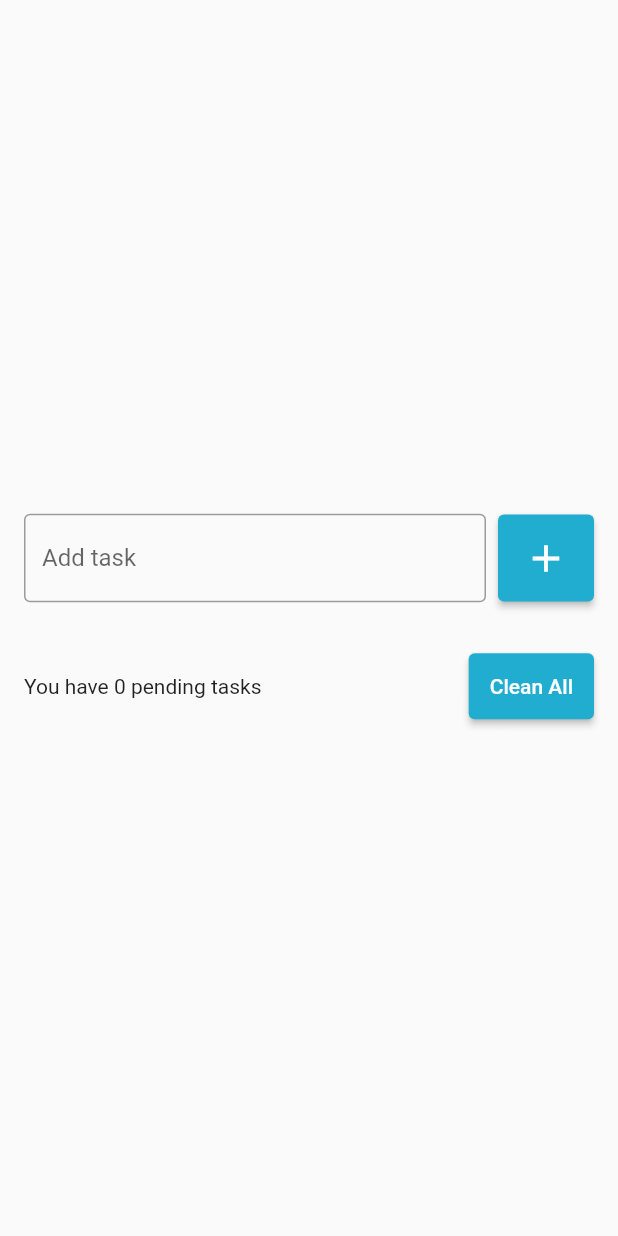
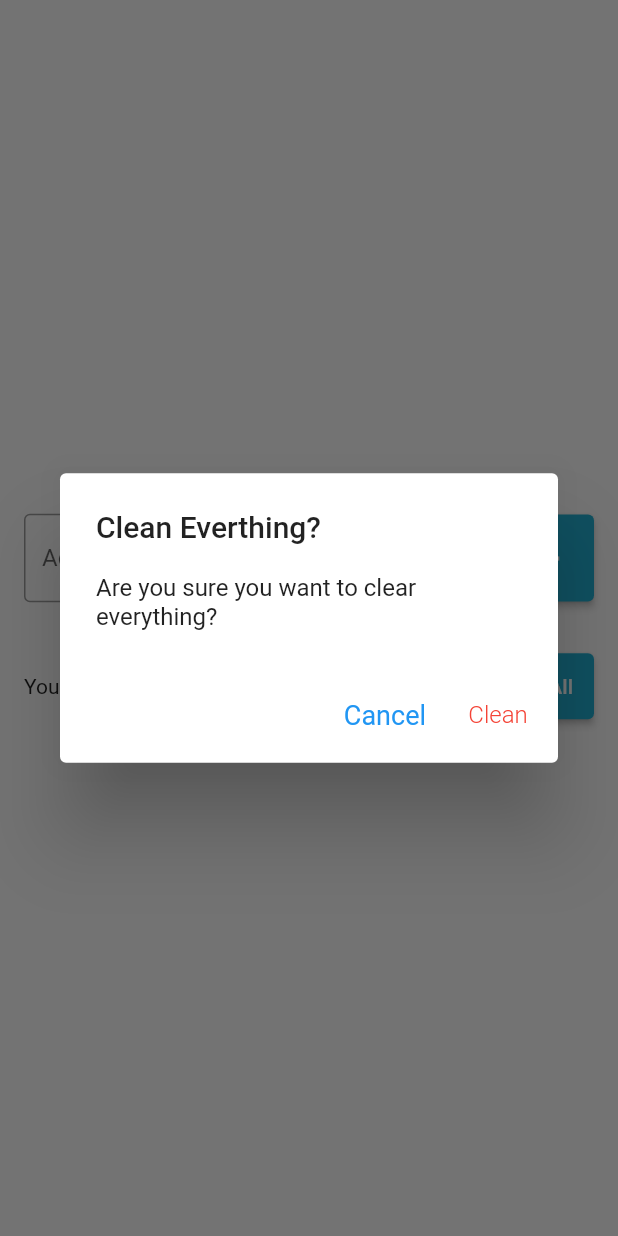
Before and after one commit to PriscilaFonseca/To-do-list-with-Flutter, a Flutter app: the screen it shows after launch, after a tap on "Clean All", on a phone screen of 412 x 824 dp. Run offline on Flutter 3.47's test engine with Material 2 defaults, Android fonts, the phone set to English and light mode, and no system bars; our stand-ins replace flutter_slidable.

Commit message:
clean everything button

```diff
--- a/lib/pages/to_do_list_page_widget.dart
+++ b/lib/pages/to_do_list_page_widget.dart
@@ -13,6 +13,8 @@ class _TodoListPageState extends State<TodoListPage> {
   final TextEditingController tasksController = TextEditingController();
 
   final List<Tasks> _tasks = [];
+  Tasks? deletedTasks;
+  int? deletedTasksPosition;
 
   @override
   Widget build(BuildContext context) {
@@ -94,7 +96,7 @@ class _TodoListPageState extends State<TodoListPage> {
                       width: 8,
                     ),
                     ElevatedButton(
-                      onPressed: () {},
+                      onPressed: () => showDeleteDialog(),
                       style: ElevatedButton.styleFrom(
                         backgroundColor: const Color(0xFF20ADD0),
                         padding: const EdgeInsets.all(14),
@@ -111,11 +113,80 @@ class _TodoListPageState extends State<TodoListPage> {
     );
   }
 
+  showDeleteDialog() {
+    showDialog(
+      context: context,
+      builder: (context) => AlertDialog(
+        title: const Text('Clean Everthing?'),
+        content: const Text('Are you sure you want to clear everything?'),
+        actions: [
+          TextButton(
+            style: TextButton.styleFrom(),
+            onPressed: () {
+              Navigator.of(context).pop();
+            },
+            child: const Text(
+              'Cancel',
+              style: TextStyle(
+                fontSize: 18,
+                fontWeight: FontWeight.w400,
+              ),
+            ),
+          ),
+          TextButton(
+            onPressed: () {
+              Navigator.of(context).pop();
+              deleteEverything();
+            },
+            child: const Text(
+              'Clean',
+              style: TextStyle(
+                  fontSize: 16, fontWeight: FontWeight.w300, color: Colors.red),
+            ),
+          ),
+        ],
+      ),
+    );
+  }
+
+  void deleteEverything() {
+    setState(
+      () {
+        _tasks.clear();
+      },
+    );
+  }
+
   onDelete(Tasks tasks) {
+    deletedTasks = tasks;
+    deletedTasksPosition = _tasks.indexOf(tasks);
     setState(
       () {
         _tasks.remove(tasks);
       },
     );
+
+    ScaffoldMessenger.of(context).clearSnackBars();
+
+    ScaffoldMessenger.of(context).showSnackBar(
+      SnackBar(
+        duration: const Duration(seconds: 3),
+        backgroundColor: Colors.white,
+        action: SnackBarAction(
+          label: 'Undo',
+          textColor: const Color(0xFF20ADD0),
+          onPressed: () {
+            setState(() {
+              _tasks.insert(deletedTasksPosition!, deletedTasks!);
+            });
+          },
+        ),
+        content: Text(
+          'Task ${tasks.title} removed',
+          style: const TextStyle(
+              fontSize: 20, fontWeight: FontWeight.w400, color: Colors.black),
+        ),
+      ),
+    );
   }
 }
```
